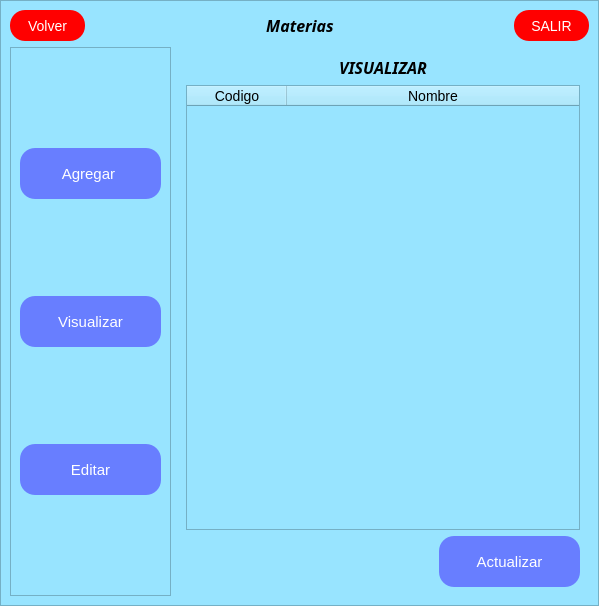
The window that ui/materias.ui (Reinaldito04/IUTA----HORARIOS) describes before a commit, drawn with Qt 5.
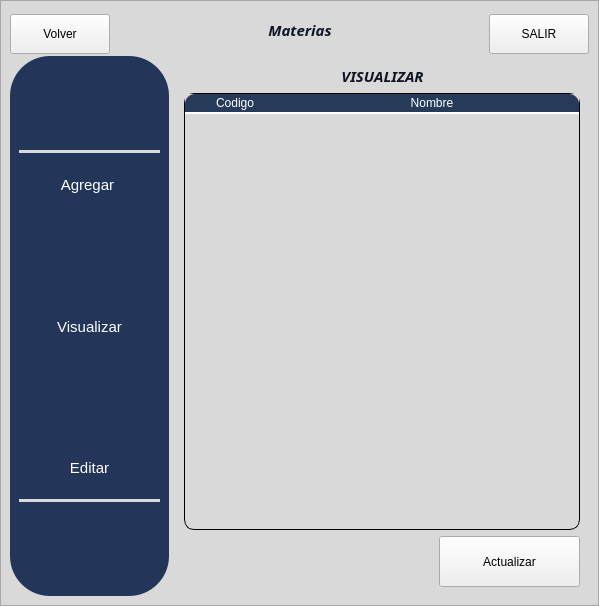
The same window after the commit. The open tabs and pages were chosen to show the change. Icons and pictures are not drawn.

What changed in the file:
```diff
--- a/ui/materias.ui
+++ b/ui/materias.ui
@@ -30,7 +30,16 @@
     <item>
      <widget class="QFrame" name="frame">
       <property name="styleSheet">
-       <string notr="true">background-color:rgb(152, 228, 255);</string>
+       <string notr="true">QFrame{
+background-color:#D9D9D9;
+
+}
+QLineEdit{
+background-color: #7E94Bf;
+}
+QLabel{
+font-size:15px;
+color:#111626;}</string>
       </property>
       <property name="frameShape">
        <enum>QFrame::StyledPanel</enum>
@@ -45,8 +54,8 @@
           <widget class="QPushButton" name="bt_back">
            <property name="minimumSize">
             <size>
-             <width>75</width>
-             <height>31</height>
+             <width>100</width>
+             <height>40</height>
             </size>
            </property>
            <property name="maximumSize">
@@ -56,10 +65,16 @@
             </size>
            </property>
            <property name="styleSheet">
-            <string notr="true">background-color:red;
+            <string notr="true">QPushButton{
+background-color:#253b59;
 color:white;
 font-size:14px;
-border-radius:15px;</string>
+border-radius:15px;
+}
+QPushButton::Hover{
+background-color:#637aa6;
+}
+font-size:15px;</string>
            </property>
            <property name="text">
             <string>Volver</string>
@@ -84,7 +99,7 @@
            <property name="font">
             <font>
              <family>Hack Nerd Font Mono</family>
-             <pointsize>12</pointsize>
+             <pointsize>-1</pointsize>
              <weight>75</weight>
              <italic>true</italic>
              <bold>true</bold>
@@ -115,8 +130,8 @@
           <widget class="QPushButton" name="bt_salir">
            <property name="minimumSize">
             <size>
-             <width>75</width>
-             <height>31</height>
+             <width>100</width>
+             <height>40</height>
             </size>
            </property>
            <property name="maximumSize">
@@ -126,10 +141,17 @@
             </size>
            </property>
            <property name="styleSheet">
-            <string notr="true">background-color:red;
+            <string notr="true">QPushButton{
+background-color:#253b59;
 color:white;
 font-size:14px;
-border-radius:15px;</string>
+border-radius:15px;
+}
+QPushButton::Hover{
+background-color:#637aa6;
+}
+font-size:15px;
+</string>
            </property>
            <property name="text">
             <string>SALIR</string>
@@ -142,6 +164,20 @@
         <layout class="QHBoxLayout" name="horizontalLayout_14">
          <item>
           <widget class="QFrame" name="frame_2">
+           <property name="styleSheet">
+            <string notr="true">QFrame{
+background-color:#233559;
+border-radius:40px;
+}
+QPushButton{
+background-color:#233559;
+color:#FFF;
+border-radius:15px;
+}
+QPushButton::Hover{
+background-color: #637aa6 ;
+}</string>
+           </property>
            <property name="frameShape">
             <enum>QFrame::StyledPanel</enum>
            </property>
@@ -164,6 +200,16 @@
                 </property>
                </spacer>
               </item>
+              <item>
+               <widget class="Line" name="line_2">
+                <property name="styleSheet">
+                 <string notr="true">background-color:#d9d9d9;</string>
+                </property>
+                <property name="orientation">
+                 <enum>Qt::Horizontal</enum>
+                </property>
+               </widget>
+              </item>
               <item>
                <widget class="QPushButton" name="bt_agg">
                 <property name="minimumSize">
@@ -179,10 +225,9 @@
                  </size>
                 </property>
                 <property name="styleSheet">
-                 <string notr="true">border-radius:15px;
-color:white;
+                 <string notr="true">
 font-size:15px;
-background-color: rgb(104, 126, 255);</string>
+</string>
                 </property>
                 <property name="text">
                  <string>Agregar </string>
@@ -223,10 +268,8 @@
                  </size>
                 </property>
                 <property name="styleSheet">
-                 <string notr="true">border-radius:15px;
-color:white;
-font-size:15px;
-background-color: rgb(104, 126, 255);</string>
+                 <string notr="true">
+font-size:15px;;</string>
                 </property>
                 <property name="text">
                  <string>Visualizar</string>
@@ -267,10 +310,8 @@
                  </size>
                 </property>
                 <property name="styleSheet">
-                 <string notr="true">border-radius:15px;
-color:white;
-font-size:15px;
-background-color: rgb(104, 126, 255);</string>
+                 <string notr="true">
+font-size:15px;</string>
                 </property>
                 <property name="text">
                  <string>Editar</string>
@@ -283,6 +324,16 @@
                 </property>
                </widget>
               </item>
+              <item>
+               <widget class="Line" name="line_3">
+                <property name="styleSheet">
+                 <string notr="true">background-color:#d9d9d9;</string>
+                </property>
+                <property name="orientation">
+                 <enum>Qt::Horizontal</enum>
+                </property>
+               </widget>
+              </item>
               <item>
                <spacer name="verticalSpacer_12">
                 <property name="orientation">
@@ -1061,7 +1112,7 @@
                    <property name="font">
                     <font>
                      <family>Hack Nerd Font Mono</family>
-                     <pointsize>12</pointsize>
+                     <pointsize>-1</pointsize>
                      <weight>75</weight>
                      <italic>true</italic>
                      <bold>true</bold>
@@ -1093,8 +1144,42 @@
                <item>
                 <widget class="QTableWidget" name="tableWidget">
                  <property name="styleSheet">
-                  <string notr="true">background-color:rgb(152, 228, 255);
-font-size:14px;</string>
+                  <string notr="true">QTableWidget {
+                background-color: transparent;
+                border: 1px solid black;
+                border-radius: 10px;
+            }
+
+            QTableWidget QHeaderView::section {
+                background-color: #253b59;
+                color: #fff;
+                border-bottom: 2px solid white;
+            }
+
+            QTableWidget QHeaderView::section:first {
+                border-top-left-radius: 10px;
+            }
+
+            QTableWidget QHeaderView::section:last {
+                border-top-right-radius: 10px;
+            }
+
+            QTableWidget QTableCornerButton::section {
+                background-color: #63b6bf;
+                border-top-left-radius: 10px;
+            }
+
+            QTableWidget::item {
+                background-color: #63b6bf;
+                color: #111626;
+                border-bottom: 1px solid black;
+                padding: 5px;
+            }
+
+            QTableWidget::item:selected {
+                background-color: #b6ecf2;
+                color: #111626;
+            }</string>
                  </property>
                  <attribute name="horizontalHeaderStretchLastSection">
                   <bool>true</bool>
@@ -1147,10 +1232,16 @@
                     </size>
                    </property>
                    <property name="styleSheet">
-                    <string notr="true">border-radius:15px;
+                    <string notr="true">QPushButton{
+background-color:#253b59;
 color:white;
-font-size:15px;
-background-color: rgb(104, 126, 255);</string>
+font-size:14px;
+border-radius:15px;
+}
+QPushButton::Hover{
+background-color:#637aa6;
+}
+font-size:15px;</string>
                    </property>
                    <property name="text">
                     <string>Actualizar</string>
```
Left out of the diff: 54 changed lines with no effect on the pictures.
